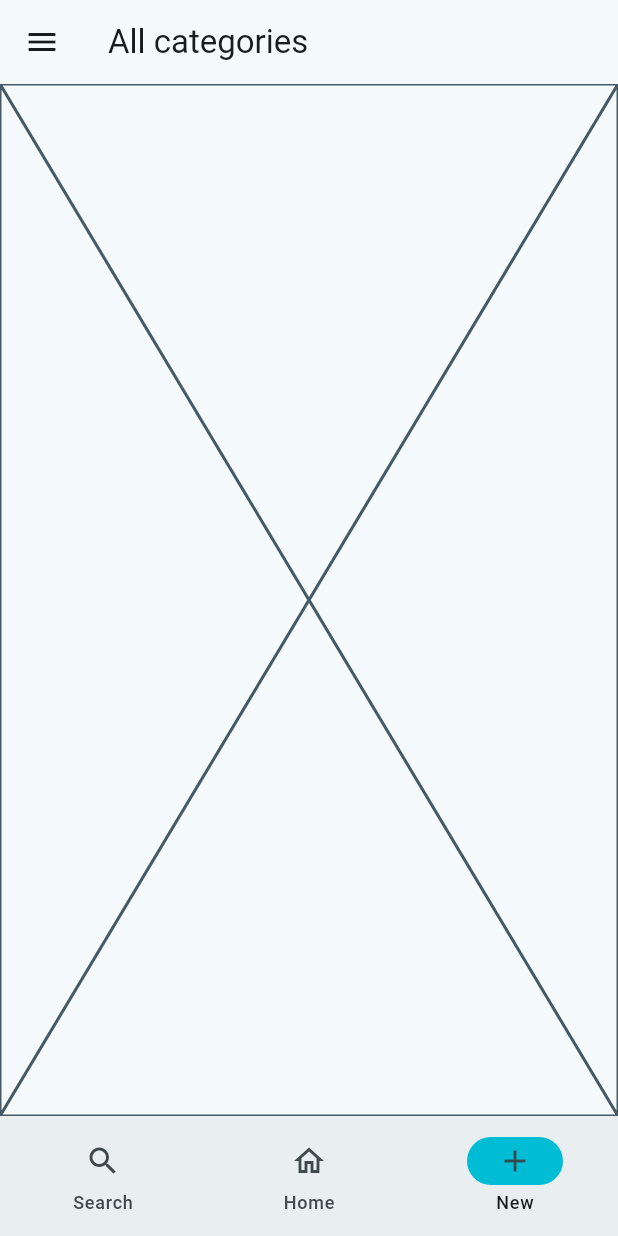
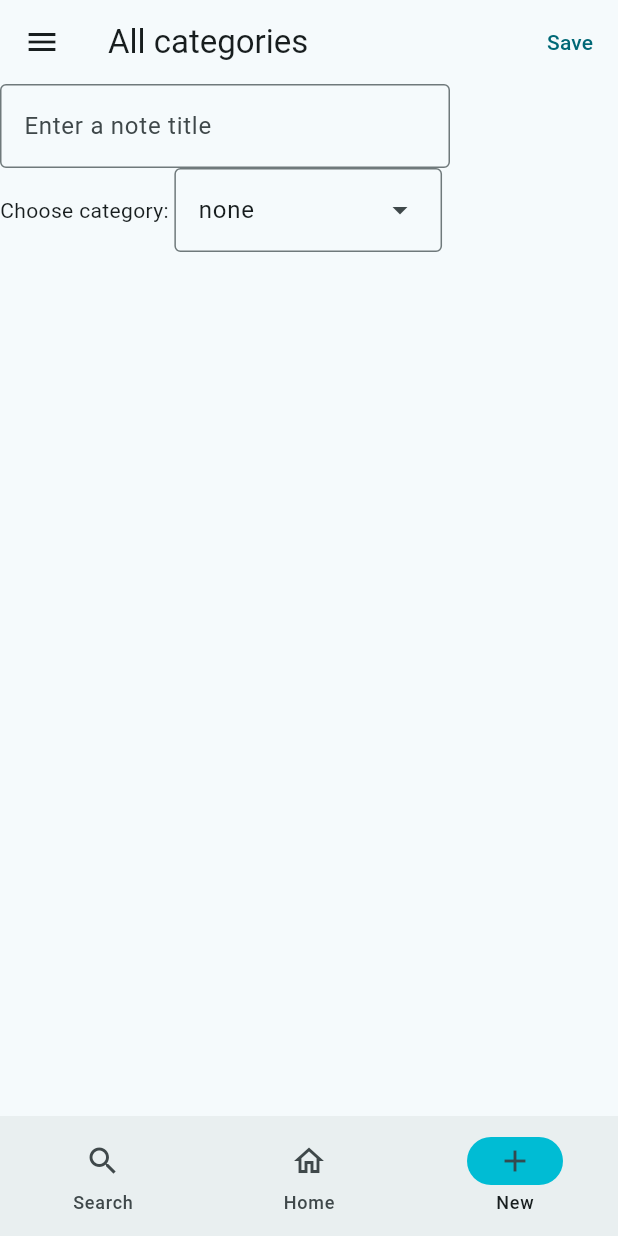
Before and after one commit to Rustatano/Arctic-tern, a Flutter app: the screen it shows after launch, item 3 of the bottom bar chosen, on a phone screen of 412 x 824 dp. Run offline on Flutter 3.47's test engine with Material 3 defaults, Android fonts, the phone set to English and light mode, and no system bars.

Commit message:
started to work on saving to db & bottom nav bar

```diff
--- a/lib/main.dart
+++ b/lib/main.dart
@@ -1,5 +1,3 @@
-import 'dart:io';
-import 'package:path_provider/path_provider.dart';
 import 'package:flutter/material.dart';
 
 void main() {
@@ -29,21 +27,25 @@ class HomePage extends StatefulWidget {
 }
 
 class _HomePageState extends State<HomePage> {
-  Future<File> localData = _localData;
   int currentPageIndex = 1;
+  String title = '';
+  String selectedTitle = '';
+  String selectedCategory = 'none';
+
+  @override
+  void initState() {
+    super.initState();
+  }
 
   @override
   Widget build(BuildContext context) {
     final ThemeData theme = Theme.of(context);
+
     return Scaffold(
       drawer: const Drawer(
         backgroundColor: Colors.white,
         child: Column(
-          children: [
-            Text('category 1'),
-            Text('category 2'),
-            Text('category 3')
-          ],
+          children: [Text('school'), Text('work'), Text('free time')],
         ),
       ),
       body: <Widget>[
@@ -61,12 +63,90 @@ class _HomePageState extends State<HomePage> {
           separatorBuilder: (BuildContext context, int index) =>
               const Divider(),
         ),
-        const Placeholder(),
+        Column(
+          children: [
+            Row(
+              children: [
+                SizedBox(
+                  width: 300, // make this dynamic size
+                  child: TextField(
+                    onChanged: (String title) {
+                      setState(() {
+                        selectedTitle = title;
+                      });
+                    },
+                    decoration: const InputDecoration(
+                      border: OutlineInputBorder(),
+                      hintText: 'Enter a note title',
+                    ),
+                  ),
+                ),
+              ],
+            ),
+            Row(
+              children: [
+                const Text('Choose category: '),
+                DropdownMenu<String>(
+                  initialSelection: 'none',
+                  onSelected: (String? category) {
+                    setState(() {
+                      selectedCategory = category!;
+                    });
+                  },
+                  dropdownMenuEntries: const [
+                    DropdownMenuEntry(
+                      value: 'none',
+                      label: 'none',
+                      leadingIcon: Icon(
+                        Icons.square,
+                        color: Colors.white,
+                      ),
+                    ), // make sure user cant create category named 'none', it would cause collision
+                    DropdownMenuEntry(
+                      value: 'school',
+                      label: 'school',
+                      leadingIcon: Icon(
+                        Icons.square,
+                        color: Colors.blue,
+                      ),
+                    ),
+                    DropdownMenuEntry(
+                      value: 'work',
+                      label: 'work',
+                      leadingIcon: Icon(
+                        Icons.square,
+                        color: Colors.red,
+                      ),
+                    ),
+                  ],
+                ),
+              ],
+            ),
+          ],
+        ),
       ][currentPageIndex],
-      appBar: AppBar(
-        backgroundColor: theme.appBarTheme.backgroundColor,
-        title: const Text('All categories'),
-      ),
+      appBar: [
+        AppBar(
+          backgroundColor: theme.appBarTheme.backgroundColor,
+          title: const Text('All categories'),
+        ),
+        AppBar(
+          backgroundColor: theme.appBarTheme.backgroundColor,
+          title: const Text('All categories'),
+        ),
+        AppBar(
+          backgroundColor: theme.appBarTheme.backgroundColor,
+          title: const Text('All categories'),
+          actions: [
+            TextButton(
+              onPressed: () {
+                // save data to db
+              },
+              child: const Text('Save'),
+            ),
+          ],
+        ),
+      ][currentPageIndex],
       bottomNavigationBar: NavigationBar(
         onDestinationSelected: (int index) {
           setState(() {
@@ -102,11 +182,15 @@ class Note extends StatefulWidget {
 }
 
 class _NoteState extends State<Note> {
-  String noteTitle = 'Test Note 1';
+  String title = '';
+
+  @override
+  void initState() {
+    super.initState();
+  }
 
   @override
   Widget build(BuildContext context) {
-    final ThemeData theme = Theme.of(context);
     return Center(
       child: SizedBox(
         width: 350,
@@ -115,7 +199,7 @@ class _NoteState extends State<Note> {
                   Navigator.push(context,
                       MaterialPageRoute(builder: (_) => const NoteInfoScreen()))
                 },
-            child: Text(noteTitle)),
+            child: Text(title)),
       ),
     );
   }
@@ -173,28 +257,23 @@ class _NewNoteScreenState extends State<NewNoteScreen> {
   }
 }
 
-Future<File> get _localData async {
-  final path = await getApplicationDocumentsDirectory();
-  return File('$path/counter.txt');
+class NoteDB {
+  final int id;
+  final String title;
+  final String category;
+  final String content;
+  final DateTime dateModified;
+  final String timeNotification; // provisional
+  final String locationNotification; // provisional
+  final String weatherNotification; // provisional
+
+  NoteDB(
+      {required this.id,
+      required this.title,
+      required this.category,
+      required this.content,
+      required this.dateModified,
+      required this.timeNotification,
+      required this.locationNotification,
+      required this.weatherNotification});
 }
-
-Future<File> writeCounter(int counter) async {
-  final file = await _localData;
-
-  // Write the file
-  return file.writeAsString('$counter');
-}
-
-Future<int> readCounter() async {
-  try {
-    final file = await _localData;
-
-    // Read the file
-    final contents = await file.readAsString();
-
-    return int.parse(contents);
-  } catch (e) {
-    // If encountering an error, return 0
-    return 0;
-  }
-}
```
Also changed, not shown: pubspec.yaml (+3 -4 lines), pubspec.lock, 2 other files.
